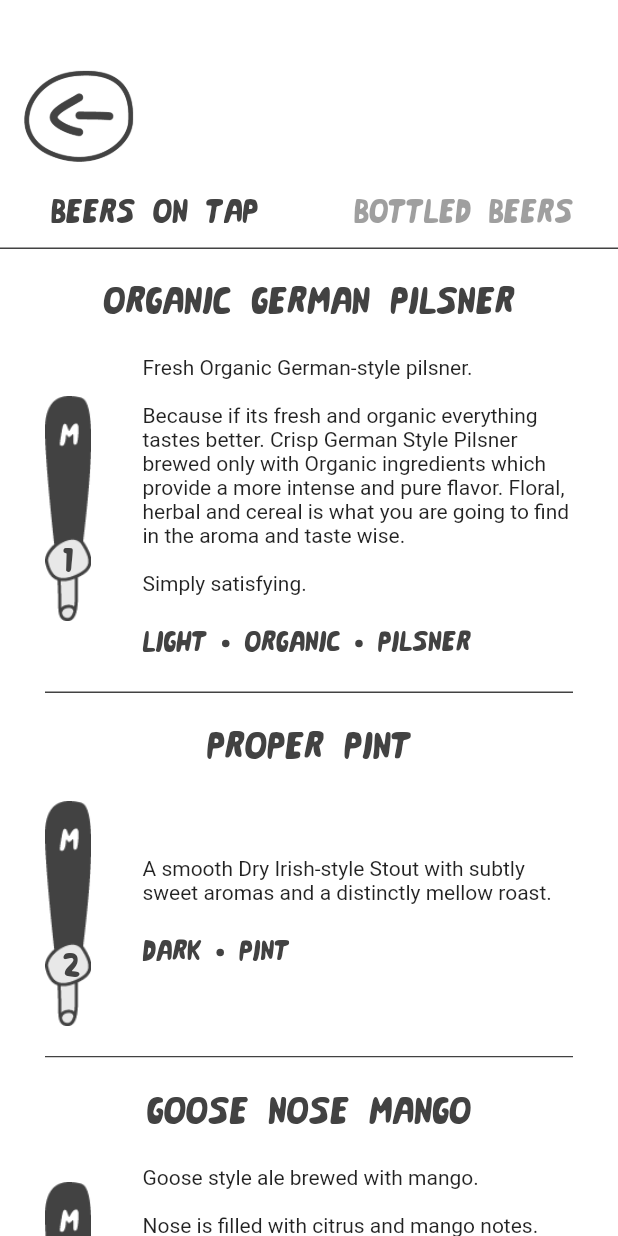
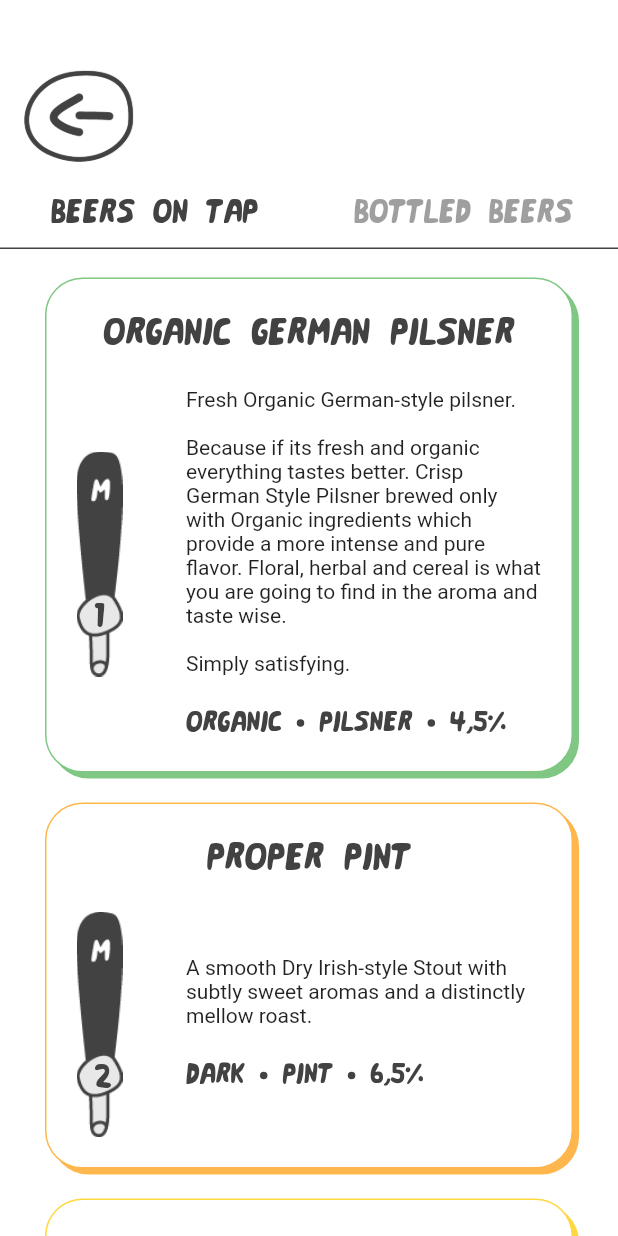
Before and after one commit to Friiiis/mikkeller, a Flutter app: the RestaurantBeersPage screen opened directly with empty values, on a phone screen of 412 x 824 dp. Run offline on Flutter 3.47's test engine with Material 2 defaults, Android fonts, the phone set to English and light mode, and no system bars.

Commit message:
ready for showcase @techbbq

```diff
--- a/lib/Model.dart
+++ b/lib/Model.dart
@@ -19,14 +19,14 @@ class Model {
         '22:00'));
     places.add(Place(
         'Warpigs',
-        'assets/images/WarpigsLogo.png',
+        'assets/images/WarpigsLogo2.png',
         'Texas bbq brewpup',
         'Fantasivej 23, 2000 Frederiksberg',
         1.7,
         '02:00'));
     places.add(Place(
         'Mikkeller & Friends',
-        'assets/images/MikkellerFriendsLogo.png',
+        'assets/images/MikkellerFriendsLogo2.png',
         '40 different tap beers',
         'Fantasivej 23, 2000 Frederiksberg',
         2.4,
--- a/lib/Styles.dart
+++ b/lib/Styles.dart
@@ -19,6 +19,23 @@ class Styles {
     color: ColorPicker.mainBackgroundColor,
   );
 
+  static BoxDecoration strokeAndHardShadowWithBorderColor(Color color) => BoxDecoration(
+    borderRadius: BorderRadius.all(Radius.circular(25)),
+    border: Border.all(
+      color: color,
+      width: 1,
+    ),
+    boxShadow: [
+      BoxShadow(
+        color: color,
+        blurRadius: 0,
+        spreadRadius: 0,
+        offset: Offset(4, 4),
+      ),
+    ],
+    color: ColorPicker.mainBackgroundColor,
+  );
+
   static TextStyle mikkellerText(double fontSize) {
     return TextStyle(
       fontFamily: 'Mikkeller',
--- a/lib/pages/locations/RestaurantBeers.dart
+++ b/lib/pages/locations/RestaurantBeers.dart
@@ -38,7 +38,7 @@ class _RestaurantBeersPageState extends State<RestaurantBeersPage> {
                   index: 1,
                   showBottomBorder: true,
                   tapColor: Colors.green[300],
-                  tags: ["Light", "Organic", "Pilsner"],
+                  tags: ["Organic", "Pilsner", "4,5%"],
                 ),
                 RestaurantBeerCard(
                   beerName: 'Proper Pint',
@@ -47,7 +47,7 @@ class _RestaurantBeersPageState extends State<RestaurantBeersPage> {
                   index: 2,
                   showBottomBorder: true,
                   tapColor: Colors.orange[300],
-                  tags: ["Dark", "Pint"],
+                  tags: ["Dark", "Pint", "6,5%"],
                 ),
                 RestaurantBeerCard(
                   beerName: "Goose Nose Mango",
@@ -56,8 +56,9 @@ class _RestaurantBeersPageState extends State<RestaurantBeersPage> {
                   index: 3,
                   showBottomBorder: false,
                   tapColor: Colors.amberAccent,
-                  tags: ["Light", "Fruity"],
+                  tags: ["Light", "Fruity", "4,0%"],
                 ),
+                Container(height: 40,),
               ],
             ),
           ),
--- a/lib/widgets/RestaurantBeerCard.dart
+++ b/lib/widgets/RestaurantBeerCard.dart
@@ -9,6 +9,7 @@ class RestaurantBeerCard extends StatelessWidget {
   final Color tapColor;
   final bool showBottomBorder;
   final List<String> tags;
+  final String imageAsset;
 
   const RestaurantBeerCard(
       {Key key,
@@ -17,11 +18,119 @@ class RestaurantBeerCard extends StatelessWidget {
       this.index,
       this.tapColor,
       this.showBottomBorder,
-      this.tags})
+      this.tags,
+      this.imageAsset})
       : super(key: key);
 
   @override
   Widget build(BuildContext context) {
+    return card(context);
+  }
+
+  Widget card(BuildContext context) {
+    double screenWidth = MediaQuery.of(context).size.width;
+
+    return Container(
+      margin: EdgeInsets.only(
+        top: 20,
+        right: 30,
+        left: 30,
+      ),
+      padding: EdgeInsets.all(20),
+      decoration: Styles.strokeAndHardShadowWithBorderColor(tapColor),
+      child: Column(
+        children: <Widget>[
+          // Title
+          Container(
+            margin: EdgeInsets.only(
+              bottom: 20,
+            ),
+            child: Center(
+              child: Text(
+                beerName,
+                style: Styles.mikkellerText(32),
+                textAlign: TextAlign.center,
+              ),
+            ),
+          ),
+          // Tap and description
+          Row(
+            mainAxisAlignment: MainAxisAlignment.spaceBetween,
+            children: <Widget>[
+              getImage(),
+              Column(
+                crossAxisAlignment: CrossAxisAlignment.start,
+                children: <Widget>[
+                  Container(
+                    margin: EdgeInsets.only(bottom: 20),
+                    width: screenWidth - 175,
+                    child: Text(
+                      beerDescription,
+                      textAlign: TextAlign.left,
+                      overflow: TextOverflow.fade,
+                    ),
+                  ),
+                  Row(
+                    children: tags.map((tag) {
+                      return Row(
+                        crossAxisAlignment: CrossAxisAlignment.center,
+                        children: <Widget>[
+                          Text(
+                            tag,
+                            style: Styles.mikkellerText(24),
+                          ),
+                          tags.indexOf(tag) != tags.length - 1
+                              ? Container(
+                                  margin: EdgeInsets.symmetric(horizontal: 10),
+                                  width: 5,
+                                  height: 5,
+                                  decoration: BoxDecoration(
+                                    color: ColorPicker.mainFontColor,
+                                    borderRadius:
+                                        BorderRadius.all(Radius.circular(10)),
+                                  ),
+                                )
+                              : Container(),
+                        ],
+                      );
+                    }).toList(),
+                  ),
+                ],
+              ),
+            ],
+          ),
+        ],
+      ),
+    );
+  }
+
+  Widget getImage() {
+    if (imageAsset == null) {
+      return Stack(
+        children: <Widget>[
+          Container(
+            height: 150,
+            child: Image.asset("assets/images/mediumtap.png"),
+          ),
+          Positioned(
+            bottom: 25,
+            left: 12,
+            child: Text(
+              index != null ? index.toString() : "",
+              style: Styles.mikkellerText(28),
+            ),
+          ),
+        ],
+      );
+    } else {
+      return Container(
+        width: 40,
+        child: Image.asset(imageAsset),
+      );
+    }
+  }
+
+  Widget flat(BuildContext context) {
     double screenWidth = MediaQuery.of(context).size.width;
 
     return Container(
@@ -112,9 +221,7 @@ class RestaurantBeerCard extends StatelessWidget {
           Container(
             margin: EdgeInsets.only(top: 20),
             height: 1,
-            color: showBottomBorder
-                ? ColorPicker.mainFontColor
-                : tapColor,
+            color: showBottomBorder ? ColorPicker.mainFontColor : tapColor,
           ),
         ],
       ),
```
Also changed, not shown: lib/pages/Beers.dart (+37 -0 lines), lib/pages/beers/BeersTypePage.dart (added, +149 -0 lines), lib/pages/locations/Restaurant.dart (+6 -3 lines), lib/widgets/BeerCard.dart (+12 -6 lines), assets/images/MikkellerFriendsLogo2.png (added), assets/images/WarpigsLogo2.png (added), assets/images/bottle.PNG (added), assets/images/can.PNG (added).
